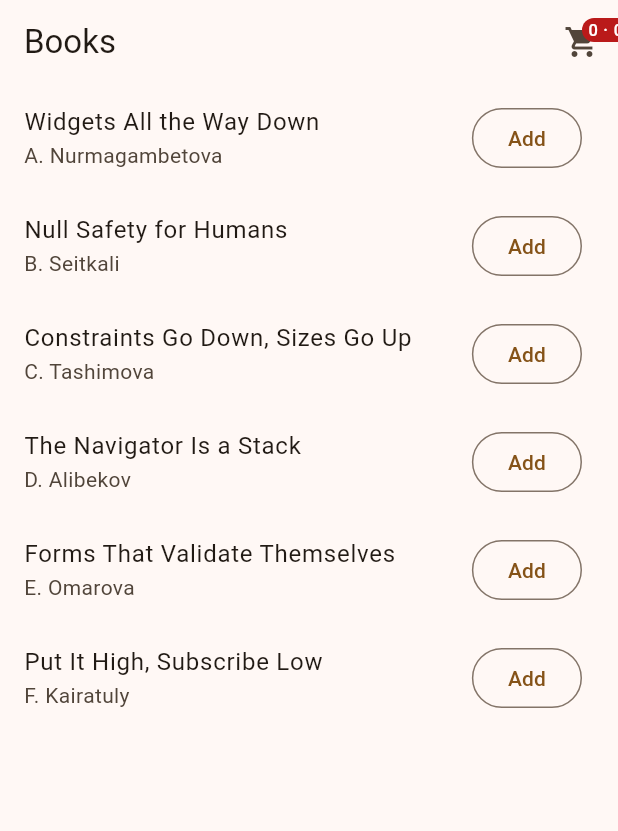
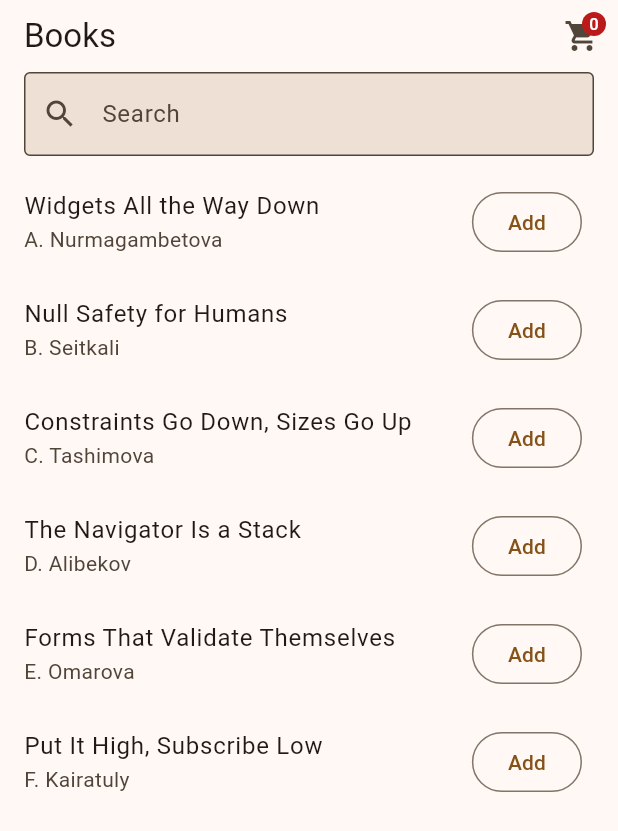
Before and after one commit to m0nkrus1/mobile-development-labs, a Flutter app: the screen it shows after launch, on a phone screen of 412 x 824 dp. Shown: the top 831 px of the screen. Run offline on Flutter 3.47's test engine with Material 3 defaults, Android fonts, the phone set to English and light mode, and no system bars.

Commit message:
provider version: models, scope, screenshots

```diff
--- a/practice9/lib/books_screen.dart
+++ b/practice9/lib/books_screen.dart
@@ -1,47 +1,73 @@
 import 'package:flutter/material.dart';
+import 'package:provider/provider.dart';
 
 import 'cart_badge.dart';
-import 'main.dart';
+import 'models/book.dart';
+import 'models/cart.dart';
 
-class BooksScreen extends StatelessWidget {
-  const BooksScreen({
-    super.key,
-    required this.cart,
-    required this.total,
-    required this.onAdd,
-  });
+class BooksScreen extends StatefulWidget {
+  const BooksScreen({super.key});
 
-  final List<Book> cart;
-  final int total;
-  final void Function(Book) onAdd;
+  @override
+  State<BooksScreen> createState() => _BooksScreenState();
+}
+
+class _BooksScreenState extends State<BooksScreen> {
+  String _query = ''; // ephemeral: only this screen cares
 
   @override
   Widget build(BuildContext context) {
     debugPrint('BooksScreen build');
+    final shown = books
+        .where((b) => b.title.toLowerCase().contains(_query.toLowerCase()))
+        .toList();
     return Scaffold(
       appBar: AppBar(
         title: const Text('Books'),
-        actions: [CartBadge(count: cart.length, total: total)],
+        actions: const [CartBadge()],
+        bottom: PreferredSize(
+          preferredSize: const Size.fromHeight(56),
+          child: Padding(
+            padding: const EdgeInsets.fromLTRB(16, 0, 16, 8),
+            child: TextField(
+              decoration: const InputDecoration(
+                prefixIcon: Icon(Icons.search),
+                hintText: 'Search',
+                filled: true,
+                border: OutlineInputBorder(),
               ),
-      body: ListView(
-        children: [
-          for (final b in books)
-            Builder(
-              builder: (context) {
-                debugPrint('row ${b.title}');
+              onChanged: (v) => setState(() => _query = v),
+            ),
+          ),
+        ),
+      ),
+      body: ListView(children: [for (final b in shown) _BookTile(book: b)]),
+    );
+  }
+}
+
+class _BookTile extends StatelessWidget {
+  const _BookTile({required this.book});
+  final Book book;
+
+  @override
+  Widget build(BuildContext context) {
+    debugPrint('row ${book.title}');
+    final inCart = context.watch<Cart>().items.contains(book);
     return ListTile(
-                  title: Text(b.title),
-                  subtitle: Text(b.author),
-                  trailing: cart.contains(b)
+      title: Text(book.title),
+      subtitle: Text(book.author),
+      trailing: inCart
           ? const Text('Added')
           : OutlinedButton(
-                          onPressed: () => onAdd(b),
               child: const Text('Add'),
-                        ),
-                );
+              onPressed: () {
+                final ok = context.read<Cart>().add(book);
+                if (ok) {
+                  ScaffoldMessenger.of(context)
+                      .showSnackBar(const SnackBar(content: Text('Added')));
+                }
               },
-            ),
-        ],
             ),
     );
   }
--- a/practice9/lib/cart_badge.dart
+++ b/practice9/lib/cart_badge.dart
@@ -1,17 +1,18 @@
 import 'package:flutter/material.dart';
+import 'package:provider/provider.dart';
+
+import 'models/cart.dart';
 
 class CartBadge extends StatelessWidget {
-  const CartBadge({super.key, required this.count, required this.total});
-
-  final int count;
-  final int total;
+  const CartBadge({super.key});
 
   @override
-  Widget build(BuildContext context) => IconButton(
-    icon: Badge(
-      label: Text('$count · $total ₸'),
-      child: const Icon(Icons.shopping_cart),
-    ),
-    onPressed: () => Navigator.of(context).pushNamed('/cart'),
-  );
+  Widget build(BuildContext context) {
+    debugPrint('badge build');
+    final n = context.select<Cart, int>((c) => c.count);
+    return IconButton(
+      icon: Badge(label: Text('$n'), child: const Icon(Icons.shopping_cart)),
+      onPressed: () => Navigator.of(context).pushNamed('/cart'),
+    );
+  }
 }
--- a/practice9/lib/main.dart
+++ b/practice9/lib/main.dart
@@ -1,57 +1,15 @@
 import 'package:flutter/material.dart';
+import 'package:provider/provider.dart';
 
 import 'books_screen.dart';
 import 'cart_screen.dart';
+import 'models/cart.dart';
 
-void main() => runApp(const Shell());
+void main() =>
+    runApp(ChangeNotifierProvider(create: (_) => Cart(), child: const Shell()));
 
-class Book {
-  const Book({
-    required this.title,
-    required this.author,
-    required this.price,
-  });
-
-  final String title;
-  final String author;
-  final int price;
-}
-
-const books = [
-  Book(
-    title: 'Widgets All the Way Down',
-    author: 'A. Nurmagambetova',
-    price: 4200,
-  ),
-  Book(title: 'Null Safety for Humans', author: 'B. Seitkali', price: 3100),
-  Book(
-    title: 'Constraints Go Down, Sizes Go Up',
-    author: 'C. Tashimova',
-    price: 5600,
-  ),
-  Book(title: 'The Navigator Is a Stack', author: 'D. Alibekov', price: 2900),
-  Book(
-    title: 'Forms That Validate Themselves',
-    author: 'E. Omarova',
-    price: 3800,
-  ),
-  Book(title: 'Put It High, Subscribe Low', author: 'F. Kairatuly', price: 4700),
-];
-
-class Shell extends StatefulWidget {
+class Shell extends StatelessWidget {
   const Shell({super.key});
-
-  @override
-  State<Shell> createState() => _ShellState();
-}
-
-class _ShellState extends State<Shell> {
-  final List<Book> _cart = [];
-
-  int get _total => _cart.fold(0, (sum, b) => sum + b.price);
-
-  void _add(Book b) => setState(() => _cart.add(b));
-  void _remove(Book b) => setState(() => _cart.remove(b));
 
   @override
   Widget build(BuildContext context) => MaterialApp(
@@ -59,8 +17,8 @@ class _ShellState extends State<Shell> {
       colorScheme: ColorScheme.fromSeed(seedColor: Colors.orange),
     ),
     routes: {
-      '/': (_) => BooksScreen(cart: _cart, total: _total, onAdd: _add),
-      '/cart': (_) => CartScreen(items: _cart, onRemove: _remove),
+      '/': (_) => const BooksScreen(),
+      '/cart': (_) => const CartScreen(),
     },
   );
 }
```
Also changed, not shown: practice9/lib/cart_screen.dart (+69 -14 lines), practice9/lib_provider/books_screen.dart (deleted, +0 -74 lines), practice9/lib_provider/cart_badge.dart (deleted, +0 -18 lines), practice9/lib_provider/cart_screen.dart (deleted, +0 -95 lines), practice9/lib_provider/main.dart (deleted, +0 -24 lines), practice9/lib/models/book.dart (renamed from practice9/lib_provider/models/book.dart), practice9/lib/models/cart.dart (renamed from practice9/lib_provider/models/cart.dart). Lines whose indentation alone changed are shown as unchanged.
